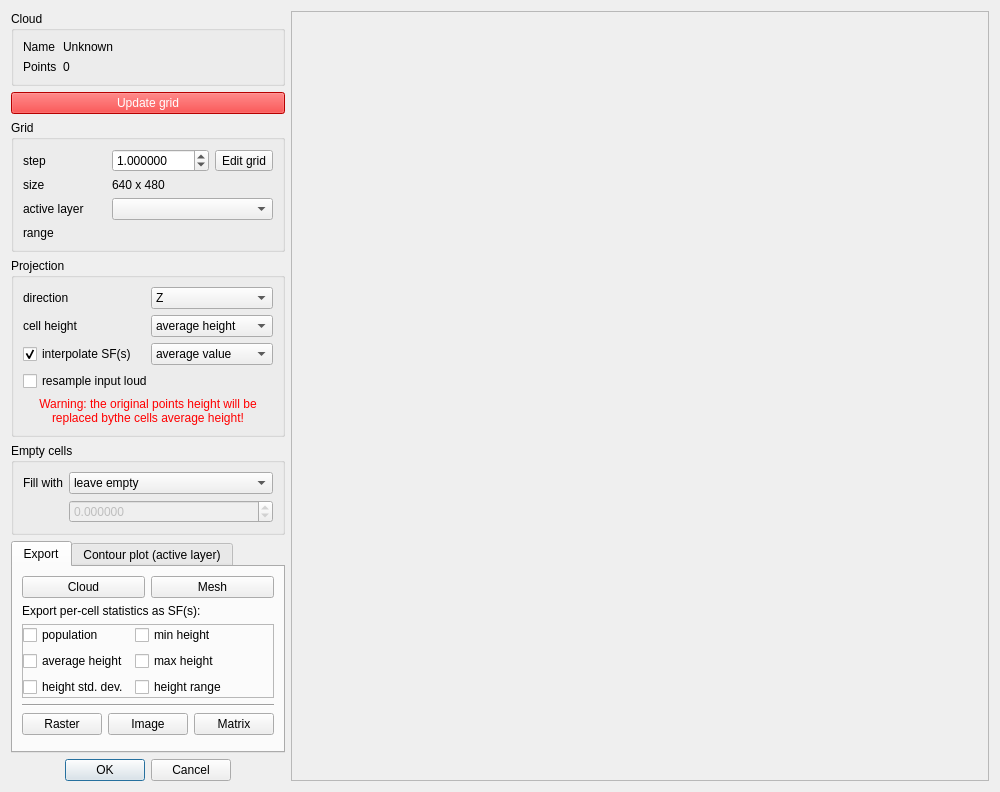
The window that qCC/ui_templates/rasterizeDlg.ui (CloudCompare/CloudCompare) describes before a commit, drawn with Qt 5.
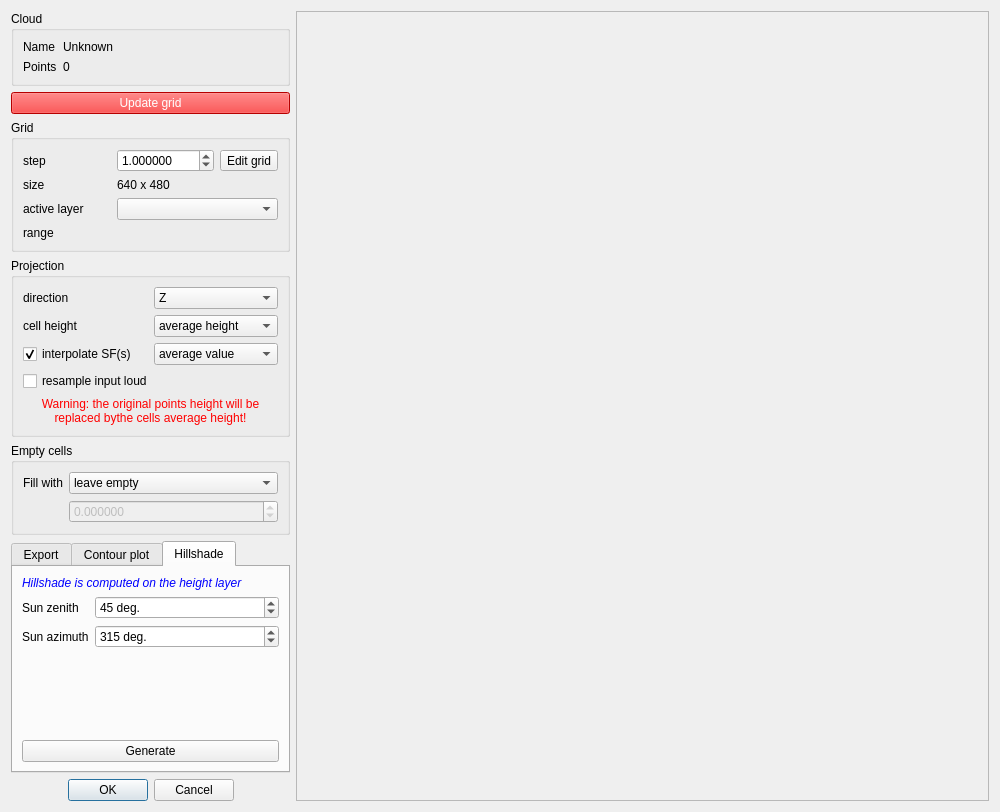
The same window after the commit. The open tabs and pages were chosen to show the change.

Commit message: Hillshade computation (Rasterize tool)

Patch:
```diff
--- a/qCC/ui_templates/rasterizeDlg.ui
+++ b/qCC/ui_templates/rasterizeDlg.ui
@@ -7,7 +7,7 @@
     <x>0</x>
     <y>0</y>
     <width>1000</width>
-    <height>720</height>
+    <height>760</height>
    </rect>
   </property>
   <property name="windowTitle">
@@ -29,7 +29,16 @@
       </size>
      </property>
      <layout class="QVBoxLayout" name="verticalLayout">
-      <property name="margin">
+      <property name="leftMargin">
+       <number>0</number>
+      </property>
+      <property name="topMargin">
+       <number>0</number>
+      </property>
+      <property name="rightMargin">
+       <number>0</number>
+      </property>
+      <property name="bottomMargin">
        <number>0</number>
       </property>
       <item>
@@ -250,7 +259,16 @@
          <item>
           <widget class="QFrame" name="interpolateSFFrame">
            <layout class="QHBoxLayout" name="horizontalLayout_3">
-            <property name="margin">
+            <property name="leftMargin">
+             <number>0</number>
+            </property>
+            <property name="topMargin">
+             <number>0</number>
+            </property>
+            <property name="rightMargin">
+             <number>0</number>
+            </property>
+            <property name="bottomMargin">
              <number>0</number>
             </property>
             <item>
@@ -461,7 +479,16 @@
              <enum>QFrame::Raised</enum>
             </property>
             <layout class="QFormLayout" name="formLayout_4">
-             <property name="margin">
+             <property name="leftMargin">
+              <number>0</number>
+             </property>
+             <property name="topMargin">
+              <number>0</number>
+             </property>
+             <property name="rightMargin">
+              <number>0</number>
+             </property>
+             <property name="bottomMargin">
               <number>0</number>
              </property>
              <item row="0" column="0">
@@ -585,9 +612,24 @@
         </widget>
         <widget class="QWidget" name="contourTab">
          <attribute name="title">
-          <string>Contour plot (active layer)</string>
+          <string>Contour plot</string>
          </attribute>
          <layout class="QVBoxLayout" name="verticalLayout_4">
+          <item>
+           <widget class="QLabel" name="label_15">
+            <property name="font">
+             <font>
+              <italic>true</italic>
+             </font>
+            </property>
+            <property name="styleSheet">
+             <string notr="true">color: blue;</string>
+            </property>
+            <property name="text">
+             <string>The contour plot is computed on the active layer</string>
+            </property>
+           </widget>
+          </item>
           <item>
            <layout class="QFormLayout" name="formLayout_3">
             <item row="0" column="0">
@@ -745,6 +787,104 @@
           </item>
          </layout>
         </widget>
+        <widget class="QWidget" name="hillshadeTab">
+         <attribute name="title">
+          <string>Hillshade</string>
+         </attribute>
+         <layout class="QVBoxLayout" name="verticalLayout_5">
+          <item>
+           <widget class="QLabel" name="label_16">
+            <property name="font">
+             <font>
+              <italic>true</italic>
+             </font>
+            </property>
+            <property name="styleSheet">
+             <string notr="true">color: blue;</string>
+            </property>
+            <property name="text">
+             <string>Hillshade is computed on the height layer</string>
+            </property>
+           </widget>
+          </item>
+          <item>
+           <layout class="QFormLayout" name="formLayout_5">
+            <item row="0" column="0">
+             <widget class="QLabel" name="label_17">
+              <property name="text">
+               <string>Sun zenith</string>
+              </property>
+             </widget>
+            </item>
+            <item row="0" column="1">
+             <widget class="QSpinBox" name="sunZenithSpinBox">
+              <property name="toolTip">
+               <string>Zenith angle (in degrees) = 90 - altitude angle</string>
+              </property>
+              <property name="suffix">
+               <string> deg.</string>
+              </property>
+              <property name="maximum">
+               <number>90</number>
+              </property>
+              <property name="singleStep">
+               <number>5</number>
+              </property>
+              <property name="value">
+               <number>45</number>
+              </property>
+             </widget>
+            </item>
+            <item row="1" column="0">
+             <widget class="QLabel" name="label_18">
+              <property name="text">
+               <string>Sun azimuth</string>
+              </property>
+             </widget>
+            </item>
+            <item row="1" column="1">
+             <widget class="QSpinBox" name="sunAzimuthSpinBox">
+              <property name="toolTip">
+               <string>Azimuth angle (in degrees)</string>
+              </property>
+              <property name="suffix">
+               <string> deg.</string>
+              </property>
+              <property name="maximum">
+               <number>360</number>
+              </property>
+              <property name="singleStep">
+               <number>5</number>
+              </property>
+              <property name="value">
+               <number>315</number>
+              </property>
+             </widget>
+            </item>
+           </layout>
+          </item>
+          <item>
+           <spacer name="verticalSpacer_3">
+            <property name="orientation">
+             <enum>Qt::Vertical</enum>
+            </property>
+            <property name="sizeHint" stdset="0">
+             <size>
+              <width>20</width>
+              <height>40</height>
+             </size>
+            </property>
+           </spacer>
+          </item>
+          <item>
+           <widget class="QPushButton" name="generateHillshadePushButton">
+            <property name="text">
+             <string>Generate</string>
+            </property>
+           </widget>
+          </item>
+         </layout>
+        </widget>
        </widget>
       </item>
       <item>
```
The commit also changes 7 other files.
